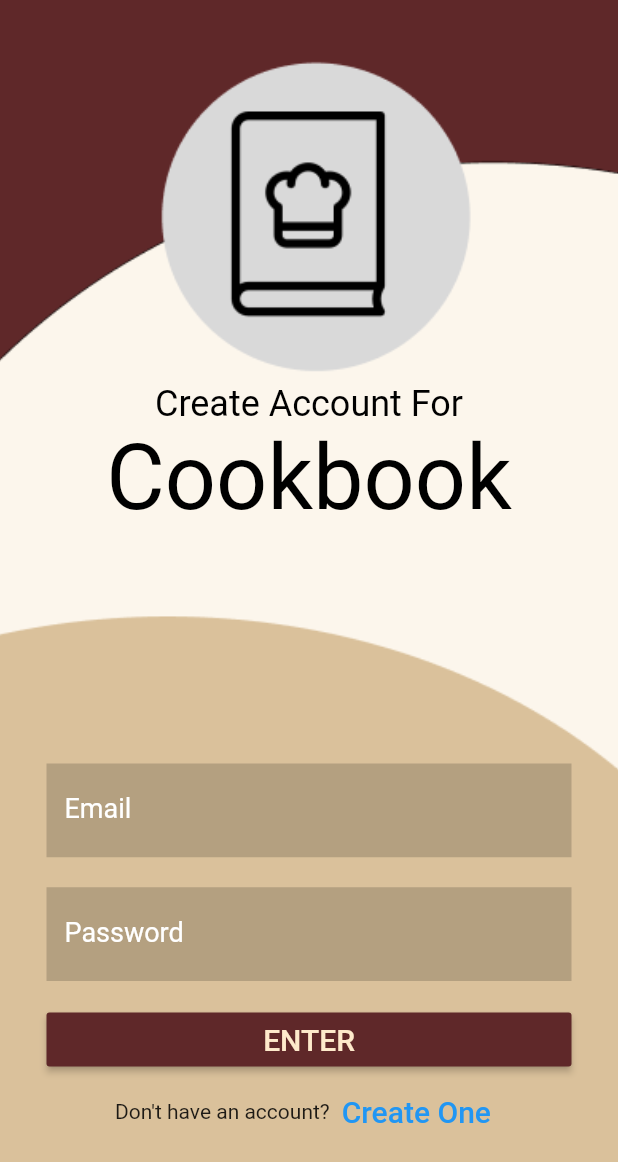
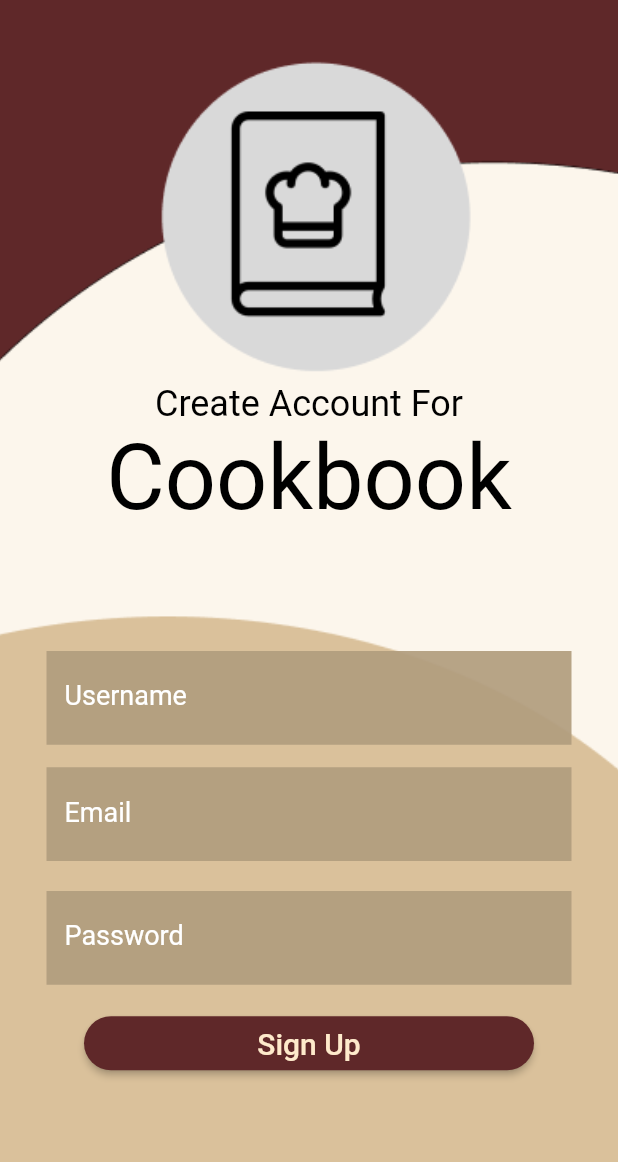
Before and after one commit to vincentv1345/COP4331-Recipe-Book, a Flutter app: the screen it shows after launch, after a tap on "ENTER", after a tap on "Create One", on a phone screen of 412 x 824 dp. Shown: the top 1162 px of the screen. Run offline on Flutter 3.47's test engine with Material 2 defaults, Android fonts, the phone set to English and light mode, and no system bars; network calls fail.

Commit message:
Minor update to CreateAccount

```diff
--- a/mobile/lib/screens/CreateAccount.dart
+++ b/mobile/lib/screens/CreateAccount.dart
@@ -100,11 +100,39 @@ class _MainPageState extends State<MainPage> {
 
                   children: <Widget>[
                     Container(
-                      margin: const EdgeInsets.only(top: 120),
+                      margin: const EdgeInsets.only(top: 40),
                       child: Text('$message',style: TextStyle(fontSize: 18 ,color:Colors.black)),
                     )
                   ],
                 ), //ERROR MSG
+                Row(
+                    mainAxisAlignment: MainAxisAlignment.center, //Center Column contents vertically,
+                    crossAxisAlignment: CrossAxisAlignment.center,
+                    children: <Widget>[
+                      Container(
+                        margin: const EdgeInsets.only(top: 20),
+                        width: 350,
+                        child:
+                        TextField (
+                          obscureText: true,
+                          style: TextStyle(fontSize: 18, color: Colors.white.withOpacity(1.0)),
+                          decoration: const InputDecoration(
+                            filled: true,
+                            fillColor: Color(0xecb19d7e),
+                            //    border: OutlineInputBorder(),
+                            border: InputBorder.none,
+                            labelText: 'Username',
+                            hintText: 'Enter a username',
+                            labelStyle: TextStyle(color: Colors.white),
+
+                          ),
+                          onChanged: (text) {
+                            password = text;
+                          },
+                        ),
+                      ),
+                    ]
+                ),
                 Row(
                     mainAxisAlignment: MainAxisAlignment.center, //Center Column contents vertically,
                     crossAxisAlignment: CrossAxisAlignment.center,
@@ -120,7 +148,7 @@ class _MainPageState extends State<MainPage> {
                             border: InputBorder.none,
                             fillColor: Color(0xecb19d7e),
                             labelText: 'Email',
-                            hintText: 'Enter Your Email',
+                            hintText: 'Enter a valid Email',
                             labelStyle: TextStyle(color: Colors.white),
 
                           ),
@@ -148,7 +176,7 @@ class _MainPageState extends State<MainPage> {
                             //    border: OutlineInputBorder(),
                             border: InputBorder.none,
                             labelText: 'Password',
-                            hintText: 'Enter Your Password',
+                            hintText: 'Enter a password',
                             labelStyle: TextStyle(color: Colors.white),
 
                           ),
@@ -166,23 +194,27 @@ class _MainPageState extends State<MainPage> {
                   children: <Widget>[
                     Container(
                       margin: const EdgeInsets.only(top: 15),
-                      width: 350,
+                      width: 300,
                       child:
                       MaterialButton(
 
-                          child: Text('ENTER',style: TextStyle(fontSize: 20 ,color:Color(0xffFEEACB))),
+
+                      child: Text('Sign Up',style: TextStyle(fontSize: 20 ,color:Color(0xffFEEACB))
+                      ),
+
+
                           onPressed: () async
                           {
                             newMessageText = "";
                             changeText();
-
+                            //add username to payload
                             String payload = '{"login":"' + loginName.trim() + '","password":"' + password.trim() + '"}';
                             var userId = -1;
                             var jsonObject;
 
                             try
                             {
-                              String url = 'https://cop4331-10.herokuapp.com/api/login'; //http://www.flavordaddy.xyz/
+                              String url = 'https://cop4331-10.herokuapp.com/api/'; //http://www.flavordaddy.xyz/
                               String ret = await RecipeData.getJson(url, payload);
                               jsonObject = json.decode(ret);
                               userId = jsonObject["id"];
@@ -213,6 +245,7 @@ class _MainPageState extends State<MainPage> {
                           },
 
                           color:const Color(0xff5F2829),
+                          shape: RoundedRectangleBorder(borderRadius:BorderRadius.circular(22.0) ),
                           textColor: Color(0xffFEEACB),
                           padding: EdgeInsets.all(2.0),
                           splashColor: Colors.black
@@ -220,7 +253,7 @@ class _MainPageState extends State<MainPage> {
                     )
                   ],
                 ), //BUTTON
-                Row(
+               /* Row(
                   mainAxisAlignment: MainAxisAlignment.center, //Center Column contents vertically,
                   crossAxisAlignment: CrossAxisAlignment.center,
 
@@ -238,7 +271,7 @@ class _MainPageState extends State<MainPage> {
 
                       },)
                   ],
-                ) //CREATE ACC
+                ) *///CREATE ACC
               ],
             )
         )
--- /dev/null
+++ b/mobile/lib/screens/HomeScreen.dart
@@ -0,0 +1,269 @@
+import 'dart:convert';
+
+import 'package:flutter/material.dart';
+
+import '../utils/getAPI.dart';
+
+
+String message = '', newMessageText = '';
+String addMessage = '', newAddMessage = '';
+String searchMessage = '', newSearchMessage = '';
+
+class GlobalData
+{
+  static int userId = 0;
+  static String firstName = '';
+  static String lastName = '';
+  static String loginName = '';
+  static String password = '';
+}
+
+var card, search;
+
+
+
+class CardsScreen extends StatefulWidget {
+  @override
+  _CardsScreenState createState() => _CardsScreenState();
+}
+
+class _CardsScreenState extends State<CardsScreen> {
+  @override
+  void initState() {
+    super.initState();
+  }
+
+  @override
+  Widget build(BuildContext context) {
+    return Scaffold(
+      backgroundColor: Colors.black,
+      body: MainPage(),
+    );
+  }
+}
+
+class MainPage extends StatefulWidget {
+  @override
+  _MainPageState createState() => _MainPageState();
+}
+
+class _MainPageState extends State<MainPage> {
+
+  @override
+  void initState() {
+    super.initState();
+  }
+
+
+
+  @override
+  Widget build(BuildContext context) {
+
+    void changeText() {
+      setState(() {
+        message = newMessageText;
+      });
+    }
+
+    void changeAddText() {
+      setState(() {
+        addMessage = newAddMessage;
+      });
+    }
+
+    void changeSearchText() {
+      setState(() {
+        searchMessage = newSearchMessage;
+      });
+    }
+
+
+    return Container(
+      /*  decoration: BoxDecoration(
+            image: DecorationImage(
+              image: AssetImage("assets/images/bulb.jpg"),
+              fit: BoxFit.cover,
+            ),
+        ), */
+        width: 400,
+        child:
+        Column(
+          mainAxisAlignment: MainAxisAlignment.center, //Center Column contents vertically,
+          crossAxisAlignment: CrossAxisAlignment.center, //Center Column contents horizontal
+          children: <Widget>[
+            Row(
+              children: <Widget>[
+                MaterialButton(
+                    child: Text('Logout',style: TextStyle(fontSize: 14 ,color:Colors.black)),
+                    onPressed: ()
+                    {
+                      Navigator.pushNamed(context, '/login');
+                    },
+                    color:Colors.brown[50],
+                    textColor: Colors.black,
+                    padding: EdgeInsets.all(2.0),
+                    splashColor: Colors.grey[100]
+                )
+              ],
+            ),
+            Row(
+                children: <Widget>[
+                  Column(
+                      children: <Widget>[
+                        Container(
+                          width: 200,
+                          child:
+                          TextField (
+                            decoration: InputDecoration(
+                                filled: true,
+                                fillColor: Colors.white,
+                                border: OutlineInputBorder(),
+                                labelText: 'Search',
+                                hintText: 'Search for a Card'
+                            ),
+                            onChanged: (text)
+                            {
+                              search = text;
+                            },
+
+                          ),
+                        ),
+                        Row(
+                          children: <Widget>[
+                            Text('$searchMessage',style: TextStyle(fontSize: 14 ,color:Colors.black)),
+                          ],
+                        ),
+
+                      ]
+                  ),
+
+                  MaterialButton(
+                      child: Text('Search',style: TextStyle(fontSize: 14 ,color:Colors.black)),
+                      onPressed: () async
+                      {
+                        newSearchMessage = "";
+                        changeSearchText();
+
+                        String payload = '{"userId":"' + GlobalData.userId.toString() + '","search":"' + search.trim() + '"}';
+
+                        var jsonObject;
+                        try
+                        {
+                          String url = 'https://cop4331-10.herokuapp.com/api/searchcards';
+                          String ret = await RecipeData.getJson(url, payload);
+                          jsonObject = json.decode(ret);
+                        }
+                        catch(e)
+                        {
+                         // newSearchMessage = e.message;
+                          changeSearchText();
+                          return;
+                        }
+
+                        var results = jsonObject["results"];
+                        var i = 0;
+                        while( true )
+                        {
+                          try
+                          {
+                            newSearchMessage += results[i];
+                            newSearchMessage += "\n";
+                            i++;
+                          }
+                          catch(e)
+                          {
+                            break;
+                          }
+                        }
+
+                        changeSearchText();
+                      },
+
+                      color:Colors.brown[50],
+                      textColor: Colors.black,
+                      padding: EdgeInsets.all(2.0),
+                      splashColor: Colors.grey[100]
+                  )
+
+                ]
+            ),
+            Row(
+                children: <Widget>[
+                  Column(
+                    children: <Widget>[
+                      Container(
+                        width: 200,
+                        child:
+                        TextField (
+                          obscureText: true,
+                          decoration: InputDecoration(
+                              filled: true,
+                              fillColor: Colors.white,
+                              border: OutlineInputBorder(),
+                              labelText: 'Add',
+                              hintText: 'Add a Card'
+                          ),
+                          onChanged: (text)
+                          {
+                            card = text;
+                          },
+
+                        ),
+                      ),
+                      Row(
+
+                        children: <Widget>[
+                          Text('$addMessage',style: TextStyle(fontSize: 14 ,color:Colors.black)),
+                        ],
+                      ),
+                    ],
+                  ),
+
+                  MaterialButton(
+
+                      child: Text('Add',style: TextStyle(fontSize: 14 ,color:Colors.black)),
+                      onPressed: () async
+                      {
+                        newAddMessage = "";
+                        changeAddText();
+
+                        String payload = '{"userId":"' + GlobalData.userId.toString() + '","card":"' + card.trim() + '"}';
+
+                        var jsonObject;
+                        try
+                        {
+                          String url = 'https://cop4331-10.herokuapp.com/api/addcard';
+                          String ret = await RecipeData.getJson(url, payload);
+                          jsonObject = json.decode(ret);
+                        }
+                        catch(e)
+                        {
+                        //  newAddMessage = e.message;
+                          changeAddText();
+                          return;
+                        }
+
+                        newAddMessage = "Card has been added";
+                        changeAddText();
+                      },
+
+                      color:Colors.brown[50],
+                      textColor: Colors.black,
+                      padding: EdgeInsets.all(2.0),
+                      splashColor: Colors.grey[100]
+                  )
+
+                ]
+            ),
+            Row(
+              children: <Widget>[
+                Text('$message',style: TextStyle(fontSize: 14 ,color:Colors.black)),
+              ],
+            )
+          ],
+        )
+    );
+  }
+
+
+}
--- a/mobile/lib/screens/LoginScreen.dart
+++ b/mobile/lib/screens/LoginScreen.dart
@@ -61,47 +61,6 @@ class _MainPageState extends State<MainPage> {
   }
 
 
-  /* Two Buttons Example
-  @override
-  Widget build(BuildContext context) {
-    return Container(
-        child:
-            Column(
-              children: [
-                MaterialButton(
-                    child: Text('Do Login',style: TextStyle(fontSize: 14 ,color:Colors.black)),
-                    onPressed: ()
-                    {
-                      Navigator.pushNamed(context, '/cards');
-                    },
-                    color:Colors.brown[50],
-                    textColor: Colors.black,
-                    padding: EdgeInsets.all(2.0),
-                    splashColor: Colors.grey[100]
-                ),
-                MaterialButton(
-                    child: Text('To Login',style: TextStyle(fontSize: 14 ,color:Colors.black)),
-                    onPressed: ()
-                    {
-                      Navigator.pushNamed(context, '/login');
-                    },
-                    color:Colors.brown[50],
-                    textColor: Colors.black,
-                    padding: EdgeInsets.all(2.0),
-                    splashColor: Colors.grey[100]
-                )
-
-
-
-
-
-
-              ],
-            )
-
-    );
-  }
-*/
 
   @override
   Widget build(BuildContext context) {
```
